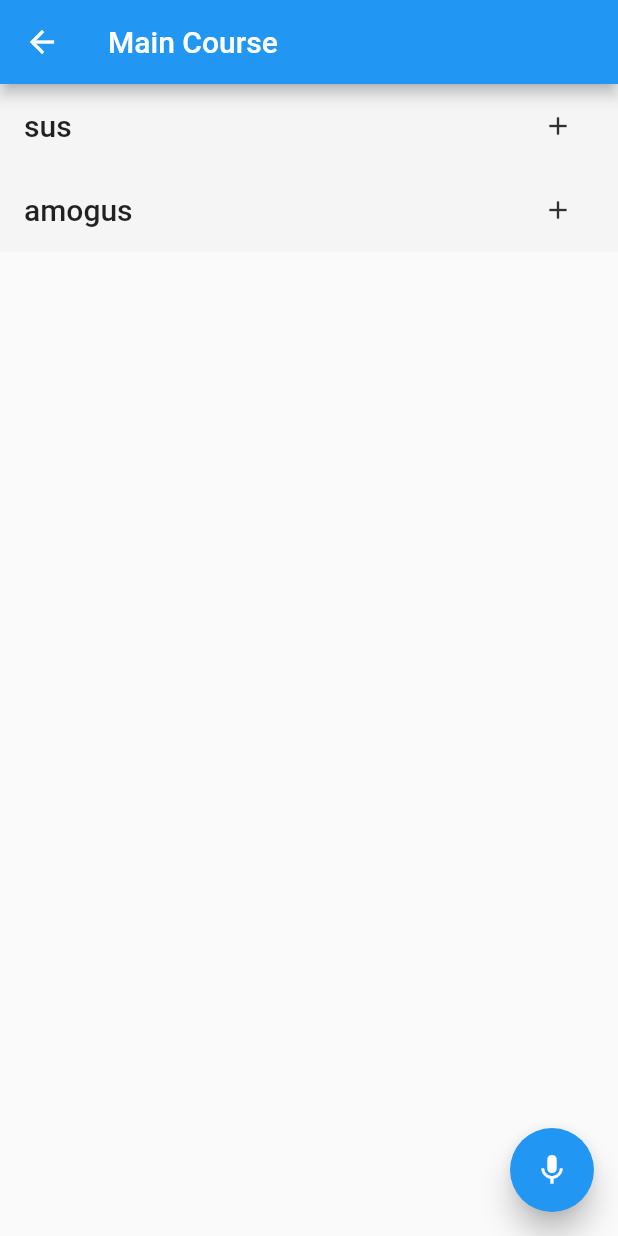
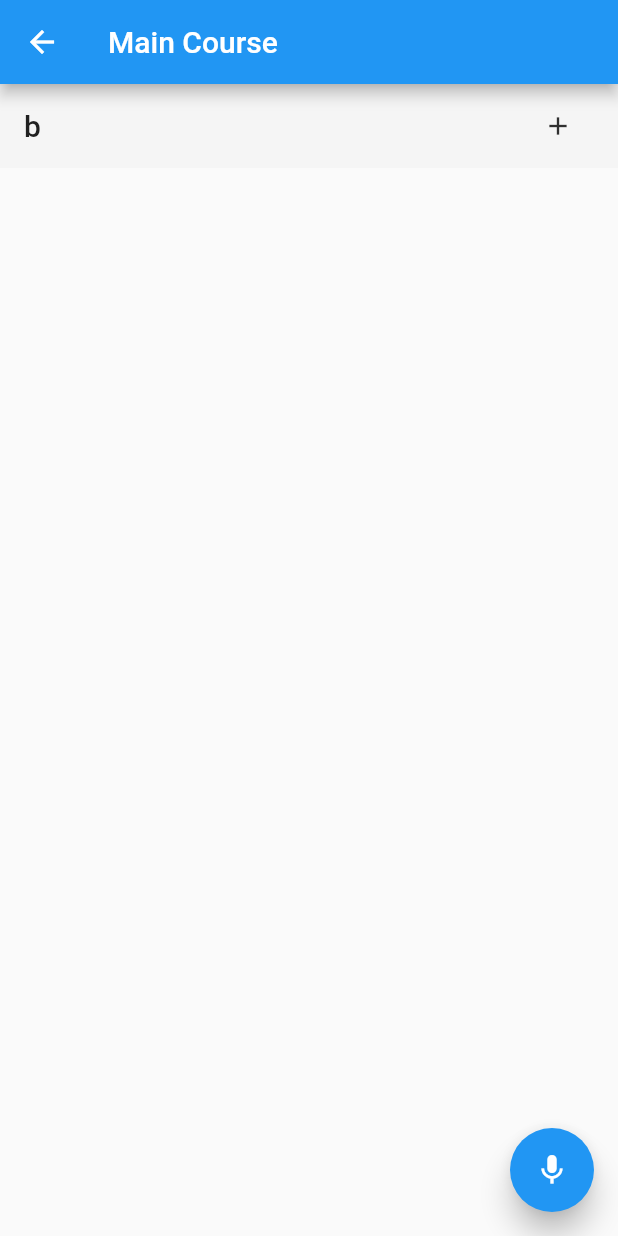
Before and after one commit to ka-bear/HE_Project, a Flutter app: the screen it shows after launch, after a tap on "Main Course", on a phone screen of 412 x 824 dp. Run offline on Flutter 3.47's test engine with Material 2 defaults, Android fonts, the phone set to English and light mode, and no system bars; our stand-ins replace camera.

Commit message:
Camera improvements
- Camera now works on windows
- Menu items for each category are now different
- Camera's detected object can be added to the shopping cart

```diff
--- a/first_flutter_vscode/lib/Camera.dart
+++ b/first_flutter_vscode/lib/Camera.dart
@@ -36,7 +36,7 @@ class _CameraPageState extends State<CameraPage> {
       return null;
     }
     try {
-      await _cameraController.setFlashMode(FlashMode.off);
+      //await _cameraController.setFlashMode(FlashMode.off);
       XFile picture = await _cameraController.takePicture();
       Navigator.push(
           context,
@@ -66,7 +66,9 @@ class _CameraPageState extends State<CameraPage> {
   @override
   Widget build(BuildContext context) {
     return Scaffold(
-        body: SafeArea(
+        appBar: AppBar(
+        title: Text("Camera"),
+      ),body: SafeArea(
       child: Stack(children: [
         (_cameraController.value.isInitialized)
             ? CameraPreview(_cameraController)
--- a/first_flutter_vscode/lib/Food.dart
+++ b/first_flutter_vscode/lib/Food.dart
@@ -80,7 +80,7 @@ class _FoodPageState extends State<FoodPage> {
                 shrinkWrap: true,
                 scrollDirection: Axis.vertical,
                 children: [
-                  for (String item in globals.food_list) ListTile(
+                  for (String item in globals.food_list_new[widget.title]!) ListTile(
                     title: Text(
                       item,
                       style: Theme.of(context).textTheme.titleLarge,
--- a/first_flutter_vscode/lib/globals.dart
+++ b/first_flutter_vscode/lib/globals.dart
@@ -2,3 +2,10 @@ library first_flutter_vscode.globals;
 
 var menu = {};
 List<String> food_list = ["sus", "amogus"];
+Map<String, List<String>> food_list_new = const {
+    'Appetiser': ["a"],
+    'Main Course': ["b"],
+    'Drinks': ["c"],
+    'Soup': ["d"],
+    'Dessert': ["e"]
+};
```
Also changed, not shown: first_flutter_vscode/lib/Preview.dart (+17 -3 lines).
